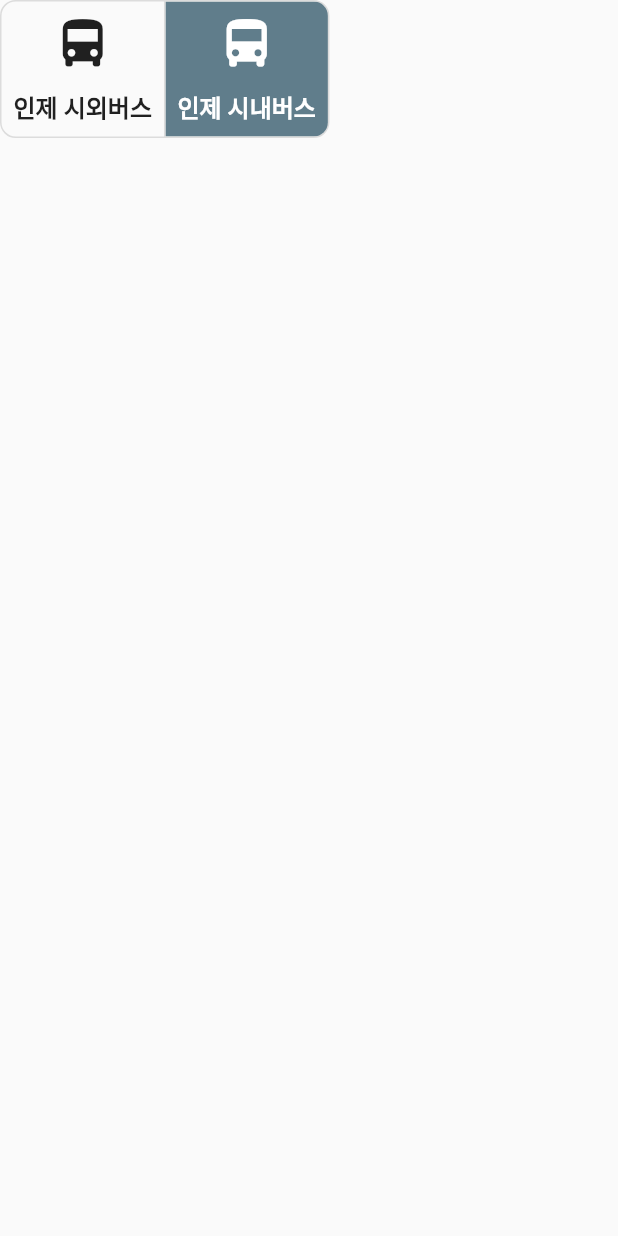
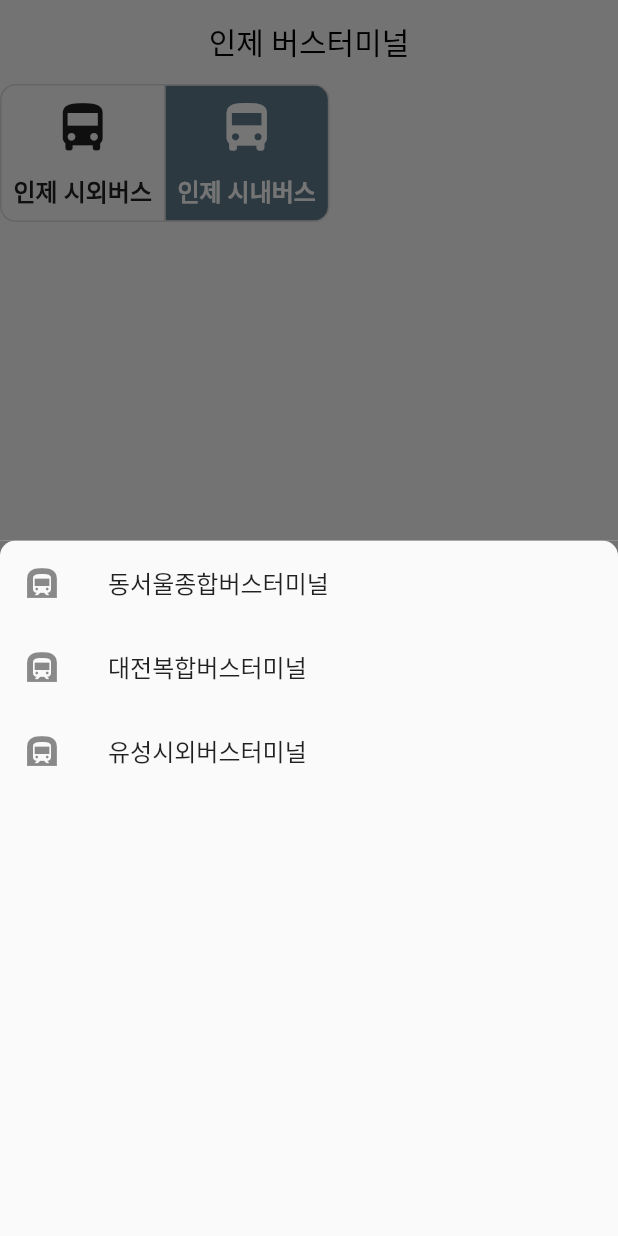
Before and after one commit to DoZeroJeong/bustime_flutter, a Flutter app: the HomeScreen screen opened directly, after a tap on "인제 시내버스", on a phone screen of 412 x 824 dp. Run offline on Flutter 3.47's test engine with Material 2 defaults, Android fonts, the phone set to English and light mode, and no system bars.

Commit message:
feat: cityList add

```diff
--- a/lib/main.dart
+++ b/lib/main.dart
@@ -1,27 +1,17 @@
+import 'package:bustime_flutter/models/city_data.dart';
 import 'package:bustime_flutter/screens/home_screen.dart';
 import 'package:flutter/material.dart';
+import 'package:provider/provider.dart';
 
 void main() => runApp(MyApp());
 
 class MyApp extends StatelessWidget {
   @override
   Widget build(BuildContext context) {
-    return MaterialApp(
-      home: Scaffold(
-        appBar: AppBar(
-          backgroundColor: Colors.transparent,
-          automaticallyImplyLeading: false,
-          elevation: 0,
-          title: Center(
-            child: Text(
-              '인제 버스터미널',
-              style: TextStyle(
-                color: Colors.black,
-              ),
-            ),
-          ),
-        ),
-        body: HomeScreen(),
+    return ChangeNotifierProvider(
+      create: (context) => CityData(),
+      child: MaterialApp(
+        home: HomeScreen(),
       ),
     );
   }
--- /dev/null
+++ b/lib/models/city.dart
@@ -0,0 +1,5 @@
+class City {
+  final String cityName;
+
+  City({this.cityName});
+}
--- /dev/null
+++ b/lib/models/city_data.dart
@@ -0,0 +1,22 @@
+import 'dart:collection';
+
+import 'package:bustime_flutter/models/city.dart';
+import 'package:flutter/material.dart';
+
+class CityData extends ChangeNotifier {
+  List<City> _cities = [
+    City(cityName: '동서울종합버스터미널'),
+    City(cityName: '대전복합버스터미널'),
+    City(cityName: '유성시외버스터미널'),
+  ];
+
+  UnmodifiableListView<City> get cities => UnmodifiableListView(_cities);
+
+  int get cityCount => _cities.length;
+
+  void addCity(String newCityName) {
+    final city = City(cityName: newCityName);
+    _cities.add(city);
+    notifyListeners();
+  }
+}
--- a/lib/screens/add_city_screen.dart
+++ /dev/null
@@ -1,78 +0,0 @@
-import 'package:bustime_flutter/services/timetable.dart';
-import 'package:bustime_flutter/utilities/constants.dart';
-import 'package:flutter/material.dart';
-
-class AddCityScreen extends StatefulWidget {
-  AddCityScreen({this.timetable});
-
-  final timetable;
-
-  @override
-  _AddCityScreenState createState() => _AddCityScreenState();
-}
-
-class _AddCityScreenState extends State<AddCityScreen> {
-  TimeTableModel timetable = TimeTableModel();
-  String cityName;
-
-  void initState() {
-    super.initState();
-
-    updateUI(widget.timetable);
-  }
-
-  void updateUI(dynamic timetableData) {
-    setState(() {
-      if (timetableData == null) {
-        return;
-      }
-      cityName = timetableData['result'][0]['city'];
-    });
-  }
-
-  @override
-  Widget build(BuildContext context) {
-    return Expanded(
-      child: ListView(
-        children: <Widget>[
-          Card(
-            elevation: 4.0,
-            shape: RoundedRectangleBorder(
-              borderRadius: BorderRadius.circular(10.0),
-            ),
-            child: InkWell(
-              onTap: () {
-                TimeTableModel().getBusTimeTable(1);
-//                        Navigator.push(
-//                          context,
-//                          MaterialPageRoute(
-//                              builder: (context) => TimeTableScreen()),
-//                        );
-//                        print('Seoul Card tapeed');
-              },
-              child: Stack(
-                children: <Widget>[
-                  Column(
-                    children: <Widget>[
-                      Container(
-                        height: 100.0,
-                        decoration: kBoxDecoration,
-                      ),
-                      Padding(
-                        padding: EdgeInsets.all(16.0),
-                        child: Text(
-                          '$cityName',
-                          style: kTitleTextStyle,
-                        ),
-                      ),
-                    ],
-                  ),
-                ],
-              ),
-            ),
-          ),
-        ],
-      ),
-    );
-  }
-}
--- /dev/null
+++ b/lib/screens/bottomsheet_screen.dart
@@ -0,0 +1,20 @@
+import 'package:bustime_flutter/widgets/cities_list.dart';
+import 'package:flutter/material.dart';
+
+class BottomSheetScreen extends StatelessWidget {
+  @override
+  Widget build(BuildContext context) {
+    return Container(
+      color: Color(0xFF737373),
+      child: Container(
+        child: CitiesList(),
+        decoration: BoxDecoration(
+            color: Theme.of(context).canvasColor,
+            borderRadius: BorderRadius.only(
+              topRight: Radius.circular(10.0),
+              topLeft: Radius.circular(10.0),
+            )),
+      ),
+    );
+  }
+}
--- a/lib/screens/home_screen.dart
+++ b/lib/screens/home_screen.dart
@@ -1,6 +1,4 @@
-import 'package:bustime_flutter/screens/add_city_screen.dart';
-import 'package:bustime_flutter/screens/timetable_screen.dart';
-import 'package:bustime_flutter/services/timetable.dart';
+import 'package:bustime_flutter/screens/bottomsheet_screen.dart';
 import 'package:bustime_flutter/utilities/constants.dart';
 import 'package:flutter/material.dart';
 
@@ -10,26 +8,26 @@ class HomeScreen extends StatefulWidget {
 }
 
 class _HomeScreenState extends State<HomeScreen> {
-  bool selectedCity = true;
+  bool selectedCity = false;
   bool selectedInterCity = false;
-
-  void initState() {
-    super.initState();
-
-    getTimeTableData();
-  }
-
-  void getTimeTableData() async {
-    var timetableData = await TimeTableModel().getBusTimeTable(1);
-
-    return timetableData;
-  }
 
   @override
   Widget build(BuildContext context) {
-    return SafeArea(
-      child: Container(
-        child: Column(
+    return Scaffold(
+      appBar: AppBar(
+        backgroundColor: Colors.transparent,
+        automaticallyImplyLeading: false,
+        elevation: 0,
+        title: Center(
+          child: Text(
+            '인제 버스터미널',
+            style: TextStyle(
+              color: Colors.black,
+            ),
+          ),
+        ),
+      ),
+      body: Column(
         crossAxisAlignment: CrossAxisAlignment.start,
         children: <Widget>[
           ToggleButtons(
@@ -84,22 +82,26 @@ class _HomeScreenState extends State<HomeScreen> {
               setState(() {
                 if (index == 0) {
                   selectedCity = true;
-
-                    AddCityScreen(timetable: getTimeTableData);
+                  selectedInterCity = false;
+                  showModalBottomSheet(
+                    context: context,
+                    builder: (context) => BottomSheetScreen(),
+                  );
+                } else if (index == 1) {
+                  selectedCity = false;
+                  selectedInterCity = true;
+                  showModalBottomSheet(
+                    context: context,
+                    builder: (context) => BottomSheetScreen(),
+                  );
                 }
-                  index == 0 ? selectedCity = true : selectedCity = false;
-                  index == 1
-                      ? selectedInterCity = true
-                      : selectedInterCity = false;
               });
             },
           ),
           SizedBox(
             height: 20.0,
           ),
-            selectedCity ? AddCityScreen() : Container(),
         ],
-        ),
       ),
     );
   }
--- a/lib/services/networking.dart
+++ b/lib/services/networking.dart
@@ -11,7 +11,6 @@ class NetworkHelper {
 
     if (response.statusCode == 200) {
       String data = utf8.decode(response.bodyBytes);
-      print(data);
 
       return jsonDecode(data);
     } else {
--- a/lib/services/timetable.dart
+++ b/lib/services/timetable.dart
@@ -1,10 +1,10 @@
 import 'package:bustime_flutter/services/networking.dart';
 
-const localURL = 'http://a46a7aa5.ngrok.io/timetable/inje';
+const localURL = 'http://5335a4d1.ngrok.io/timetable/inje';
 
 class TimeTableModel {
-  Future<dynamic> getBusTimeTable(int index) async {
-    NetworkHelper networkHelper = NetworkHelper('$localURL/$index');
+  Future<dynamic> getBusTimeTable() async {
+    NetworkHelper networkHelper = NetworkHelper('$localURL/');
 
     var timetableData = await networkHelper.getData();
     return timetableData;
--- /dev/null
+++ b/lib/widgets/cities_list.dart
@@ -0,0 +1,30 @@
+import 'package:bustime_flutter/models/city_data.dart';
+import 'package:bustime_flutter/screens/timetable_screen.dart';
+import 'package:bustime_flutter/widgets/city_title.dart';
+import 'package:flutter/material.dart';
+import 'package:provider/provider.dart';
+
+class CitiesList extends StatelessWidget {
+  @override
+  Widget build(BuildContext context) {
+    return Consumer<CityData>(
+      builder: (context, cityData, child) {
+        return ListView.builder(
+          itemBuilder: (context, index) {
+            final city = cityData.cities[index];
+            return CityTitle(
+              cityName: city.cityName,
+              tapCallback: () {
+                Navigator.push(
+                  context,
+                  MaterialPageRoute(builder: (context) => TimeTableScreen()),
+                );
+              },
+            );
+          },
+          itemCount: cityData.cityCount,
+        );
+      },
+    );
+  }
+}
--- /dev/null
+++ b/lib/widgets/city_title.dart
@@ -0,0 +1,22 @@
+import 'package:flutter/material.dart';
+
+class CityTitle extends StatelessWidget {
+  final String cityName;
+  final Function tapCallback;
+
+  CityTitle({
+    this.cityName,
+    this.tapCallback,
+  });
+
+  @override
+  Widget build(BuildContext context) {
+    return ListTile(
+      leading: Icon(Icons.subway),
+      title: Text(
+        cityName,
+      ),
+      onTap: tapCallback,
+    );
+  }
+}
--- a/pubspec.yaml
+++ b/pubspec.yaml
@@ -11,6 +11,7 @@ dependencies:
     sdk: flutter
   cupertino_icons: ^0.1.2
   http: ^0.12.0+4
+  provider: ^4.0.2
 
 dev_dependencies:
   flutter_test:
```
Also changed, not shown: pubspec.lock. Lines whose indentation alone changed are shown as unchanged.
